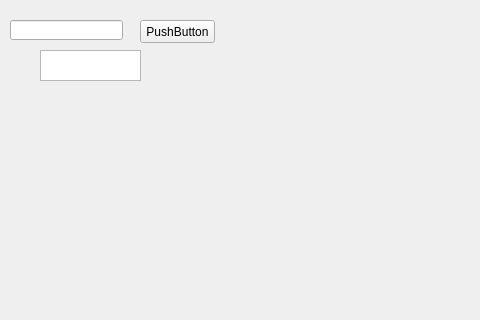
First picture: the form in mainWindow.ui, repository Sadiqa-Khawari/Pythonymp-rist-3, before the edit; both pictures show x 0 to 480 and y 0 to 320 of the 800 by 600 pixel window.
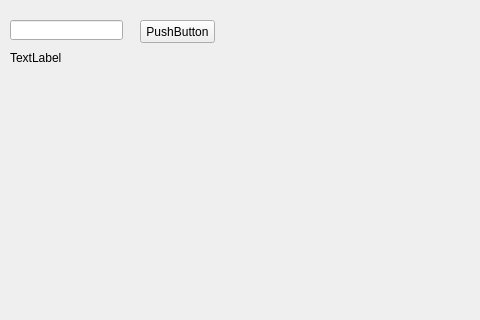
Second picture: the form after the edit.

Commit message: PySide6 esimerkkejä

What changed in the file:
```diff
--- a/mainWindow.ui
+++ b/mainWindow.ui
@@ -37,15 +37,18 @@
      </rect>
     </property>
    </widget>
-   <widget class="QTextEdit" name="textEdit">
+   <widget class="QLabel" name="label">
     <property name="geometry">
      <rect>
-      <x>40</x>
+      <x>10</x>
       <y>50</y>
-      <width>101</width>
-      <height>31</height>
+      <width>121</width>
+      <height>16</height>
      </rect>
     </property>
+    <property name="text">
+     <string>TextLabel</string>
+    </property>
    </widget>
   </widget>
   <widget class="QMenuBar" name="menubar">
```
The commit also changes 1 other file.
